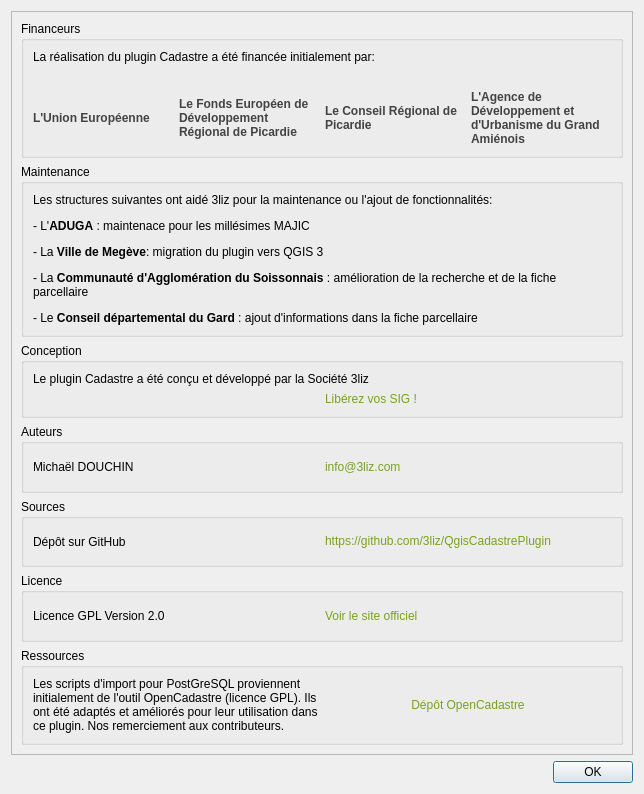
Qt form cadastre/forms/cadastre_about_form.ui (3liz/QgisCadastrePlugin) before a commit.
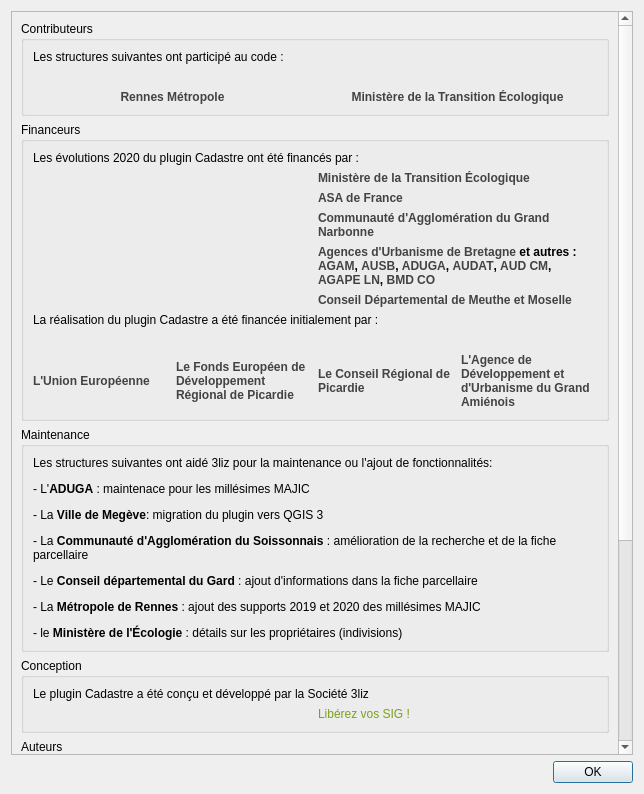
The same form after that commit.

What changed in the file:
```diff
--- a/cadastre/forms/cadastre_about_form.ui
+++ b/cadastre/forms/cadastre_about_form.ui
@@ -25,20 +25,269 @@
         <x>0</x>
         <y>0</y>
         <width>610</width>
-        <height>940</height>
+        <height>1195</height>
        </rect>
       </property>
       <layout class="QVBoxLayout" name="verticalLayout_2">
+       <item>
+        <widget class="QGroupBox" name="groupBox_8">
+         <property name="title">
+          <string>Contributeurs</string>
+         </property>
+         <layout class="QVBoxLayout" name="verticalLayout_10">
+          <item>
+           <widget class="QLabel" name="label_6">
+            <property name="text">
+             <string>Les structures suivantes ont participé au code :</string>
+            </property>
+           </widget>
+          </item>
+          <item>
+           <layout class="QGridLayout" name="gridLayout_5">
+            <item row="0" column="1">
+             <widget class="QLabel" name="label_logo_mtes">
+              <property name="text">
+               <string/>
+              </property>
+              <property name="alignment">
+               <set>Qt::AlignCenter</set>
+              </property>
+             </widget>
+            </item>
+            <item row="1" column="1">
+             <widget class="QLabel" name="label_12">
+              <property name="font">
+               <font>
+                <weight>75</weight>
+                <bold>true</bold>
+               </font>
+              </property>
+              <property name="text">
+               <string>&lt;a href=&quot;https://www.ecologie.gouv.fr/&quot;  style=&quot;color:#434343;text-decoration:none;&quot;&gt;Ministère de la Transition Écologique&lt;/a&gt;</string>
+              </property>
+              <property name="alignment">
+               <set>Qt::AlignCenter</set>
+              </property>
+              <property name="wordWrap">
+               <bool>true</bool>
+              </property>
+              <property name="openExternalLinks">
+               <bool>true</bool>
+              </property>
+             </widget>
+            </item>
+            <item row="1" column="0">
+             <widget class="QLabel" name="label_7">
+              <property name="font">
+               <font>
+                <weight>75</weight>
+                <bold>true</bold>
+               </font>
+              </property>
+              <property name="text">
+               <string>&lt;a href=&quot;https://metropole.rennes.fr/&quot;  style=&quot;color:#434343;text-decoration:none;&quot;&gt;Rennes Métropole&lt;/a&gt;</string>
+              </property>
+              <property name="alignment">
+               <set>Qt::AlignCenter</set>
+              </property>
+              <property name="wordWrap">
+               <bool>true</bool>
+              </property>
+              <property name="openExternalLinks">
+               <bool>true</bool>
+              </property>
+             </widget>
+            </item>
+            <item row="0" column="0">
+             <widget class="QLabel" name="label_logo_rennes_metropole">
+              <property name="text">
+               <string/>
+              </property>
+              <property name="alignment">
+               <set>Qt::AlignCenter</set>
+              </property>
+             </widget>
+            </item>
+           </layout>
+          </item>
+         </layout>
+        </widget>
+       </item>
        <item>
         <widget class="QGroupBox" name="groupBox">
          <property name="title">
           <string>Financeurs</string>
          </property>
          <layout class="QVBoxLayout" name="verticalLayout_3">
+          <item>
+           <widget class="QLabel" name="label_8">
+            <property name="text">
+             <string>Les évolutions 2020 du plugin Cadastre ont été financés par :</string>
+            </property>
+           </widget>
+          </item>
+          <item>
+           <layout class="QGridLayout" name="gridLayout_6">
+            <item row="3" column="0">
+             <widget class="QLabel" name="label_logo_datagences_bretagne">
+              <property name="text">
+               <string/>
+              </property>
+              <property name="alignment">
+               <set>Qt::AlignCenter</set>
+              </property>
+             </widget>
+            </item>
+            <item row="1" column="1">
+             <widget class="QLabel" name="label_23">
+              <property name="font">
+               <font>
+                <weight>75</weight>
+                <bold>true</bold>
+               </font>
+              </property>
+              <property name="text">
+               <string>&lt;a href=&quot;http://asadefrance.fr/&quot;  style=&quot;color:#434343;text-decoration:none;&quot;&gt;ASA de France&lt;/a&gt;</string>
+              </property>
+              <property name="alignment">
+               <set>Qt::AlignLeading|Qt::AlignLeft|Qt::AlignVCenter</set>
+              </property>
+              <property name="wordWrap">
+               <bool>true</bool>
+              </property>
+              <property name="openExternalLinks">
+               <bool>true</bool>
+              </property>
+             </widget>
+            </item>
+            <item row="4" column="0">
+             <widget class="QLabel" name="label_logo_cd54">
+              <property name="text">
+               <string/>
+              </property>
+              <property name="alignment">
+               <set>Qt::AlignCenter</set>
+              </property>
+             </widget>
+            </item>
+            <item row="3" column="1">
+             <widget class="QLabel" name="label_26">
+              <property name="font">
+               <font>
+                <weight>75</weight>
+                <bold>true</bold>
+               </font>
+              </property>
+              <property name="text">
+               <string>&lt;a href=&quot;https://www.datagences-bretagne.bzh/&quot;  style=&quot;color:#434343;text-decoration:none;&quot;&gt;Agences d'Urbanisme de Bretagne&lt;/a&gt; et autres : &lt;a href=&quot;https://www.agam.org/&quot;  style=&quot;color:#434343;text-decoration:none;&quot;&gt;AGAM&lt;/a&gt;, &lt;a href=&quot;http://www.ausb.org&quot;  style=&quot;color:#434343;text-decoration:none;&quot;&gt;AUSB&lt;/a&gt;, &lt;a href=&quot;http://www.aduga.org/&quot;  style=&quot;color:#434343;text-decoration:none;&quot;&gt;ADUGA&lt;/a&gt;, &lt;a href=&quot;https://audat.org/&quot;  style=&quot;color:#434343;text-decoration:none;&quot;&gt;AUDAT&lt;/a&gt;, &lt;a href=&quot;https://clermontmetropole.org/&quot;  style=&quot;color:#434343;text-decoration:none;&quot;&gt;AUD CM&lt;/a&gt;, &lt;a href=&quot;http://www.agape-lorrainenord.eu/&quot;  style=&quot;color:#434343;text-decoration:none;&quot;&gt;AGAPE LN&lt;/a&gt;, &lt;a href=&quot;http://www.boulogne-developpement.com/&quot;  style=&quot;color:#434343;text-decoration:none;&quot;&gt;BMD CO&lt;/a&gt;</string>
+              </property>
+              <property name="wordWrap">
+               <bool>true</bool>
+              </property>
+              <property name="openExternalLinks">
+               <bool>true</bool>
+              </property>
+             </widget>
+            </item>
+            <item row="4" column="1">
+             <widget class="QLabel" name="label_22">
+              <property name="font">
+               <font>
+                <weight>75</weight>
+                <bold>true</bold>
+               </font>
+              </property>
+              <property name="text">
+               <string>&lt;a href=&quot;http://www.meurthe-et-moselle.fr/&quot;  style=&quot;color:#434343;text-decoration:none;&quot;&gt;Conseil Départemental de Meuthe et Moselle&lt;/a&gt;</string>
+              </property>
+              <property name="wordWrap">
+               <bool>true</bool>
+              </property>
+              <property name="openExternalLinks">
+               <bool>true</bool>
+              </property>
+             </widget>
+            </item>
+            <item row="1" column="0">
+             <widget class="QLabel" name="label_logo_asadefrance">
+              <property name="text">
+               <string/>
+              </property>
+              <property name="alignment">
+               <set>Qt::AlignCenter</set>
+              </property>
+             </widget>
+            </item>
+            <item row="0" column="0">
+             <widget class="QLabel" name="label_logo_mtes_2">
+              <property name="text">
+               <string/>
+              </property>
+              <property name="alignment">
+               <set>Qt::AlignCenter</set>
+              </property>
+             </widget>
+            </item>
+            <item row="0" column="1">
+             <widget class="QLabel" name="label_9">
+              <property name="font">
+               <font>
+                <weight>75</weight>
+                <bold>true</bold>
+               </font>
+              </property>
+              <property name="text">
+               <string>&lt;a href=&quot;https://www.ecologie.gouv.fr/&quot;  style=&quot;color:#434343;text-decoration:none;&quot;&gt;Ministère de la Transition Écologique&lt;/a&gt;</string>
+              </property>
+              <property name="alignment">
+               <set>Qt::AlignLeading|Qt::AlignLeft|Qt::AlignVCenter</set>
+              </property>
+              <property name="wordWrap">
+               <bool>true</bool>
+              </property>
+              <property name="openExternalLinks">
+               <bool>true</bool>
+              </property>
+             </widget>
+            </item>
+            <item row="2" column="0">
+             <widget class="QLabel" name="label_logo_grandnarbonne">
+              <property name="text">
+               <string/>
+              </property>
+              <property name="alignment">
+               <set>Qt::AlignCenter</set>
+              </property>
+             </widget>
+            </item>
+            <item row="2" column="1">
+             <widget class="QLabel" name="label_25">
+              <property name="font">
+               <font>
+                <weight>75</weight>
+                <bold>true</bold>
+               </font>
+              </property>
+              <property name="text">
+               <string>&lt;a href=&quot;https://www.legrandnarbonne.com/&quot;  style=&quot;color:#434343;text-decoration:none;&quot;&gt;Communauté d'Agglomération du Grand Narbonne&lt;/a&gt;</string>
+              </property>
+              <property name="alignment">
+               <set>Qt::AlignLeading|Qt::AlignLeft|Qt::AlignVCenter</set>
+              </property>
+              <property name="wordWrap">
+               <bool>true</bool>
+              </property>
+              <property name="openExternalLinks">
+               <bool>true</bool>
+              </property>
+             </widget>
+            </item>
+           </layout>
+          </item>
           <item>
            <widget class="QLabel" name="label_5">
             <property name="text">
-             <string>La réalisation du plugin Cadastre a été financée initialement par:</string>
+             <string>La réalisation du plugin Cadastre a été financée initialement par :</string>
             </property>
             <property name="wordWrap">
              <bool>true</bool>
@@ -225,7 +474,7 @@
           <item>
            <widget class="QLabel" name="label_21">
             <property name="text">
-             <string>&lt;html&gt;&lt;head/&gt;&lt;body&gt;&lt;p&gt;Les structures suivantes ont aidé 3liz pour la maintenance ou l'ajout de fonctionnalités:&lt;/p&gt;&lt;p&gt;- L'&lt;span style=&quot; font-weight:600;&quot;&gt;ADUGA&lt;/span&gt; : maintenace pour les millésimes MAJIC&lt;/p&gt;&lt;p&gt;- La &lt;span style=&quot; font-weight:600;&quot;&gt;Ville de Megève&lt;/span&gt;: migration du plugin vers QGIS 3&lt;/p&gt;&lt;p&gt;- La &lt;span style=&quot; font-weight:600;&quot;&gt;Communauté d'Agglomération du Soissonnais&lt;/span&gt; : amélioration de la recherche et de la fiche parcellaire&lt;/p&gt;&lt;p&gt;- Le &lt;span style=&quot; font-weight:600;&quot;&gt;Conseil départemental du Gard&lt;/span&gt; : ajout d'informations dans la fiche parcellaire&lt;/p&gt;&lt;/body&gt;&lt;/html&gt;</string>
+             <string>&lt;html&gt;&lt;head/&gt;&lt;body&gt;&lt;p&gt;Les structures suivantes ont aidé 3liz pour la maintenance ou l'ajout de fonctionnalités:&lt;/p&gt;&lt;p&gt;- L'&lt;span style=&quot; font-weight:600;&quot;&gt;ADUGA&lt;/span&gt; : maintenace pour les millésimes MAJIC&lt;/p&gt;&lt;p&gt;- La &lt;span style=&quot; font-weight:600;&quot;&gt;Ville de Megève&lt;/span&gt;: migration du plugin vers QGIS 3&lt;/p&gt;&lt;p&gt;- La &lt;span style=&quot; font-weight:600;&quot;&gt;Communauté d'Agglomération du Soissonnais&lt;/span&gt; : amélioration de la recherche et de la fiche parcellaire&lt;/p&gt;&lt;p&gt;- Le &lt;span style=&quot; font-weight:600;&quot;&gt;Conseil départemental du Gard&lt;/span&gt; : ajout d'informations dans la fiche parcellaire&lt;/p&gt;&lt;p&gt;- La &lt;span style=&quot; font-weight:600;&quot;&gt;Métropole de Rennes&lt;/span&gt; : ajout des supports 2019 et 2020 des millésimes MAJIC&lt;/p&gt;&lt;p&gt;- le &lt;span style=&quot; font-weight:600;&quot;&gt;Ministère de l'Écologie&lt;/span&gt; : détails sur les propriétaires (indivisions)&lt;/p&gt;&lt;/body&gt;&lt;/html&gt;</string>
             </property>
             <property name="textFormat">
              <enum>Qt::RichText</enum>
```
Left out of the diff: 1 changed line with no effect on the pictures.
